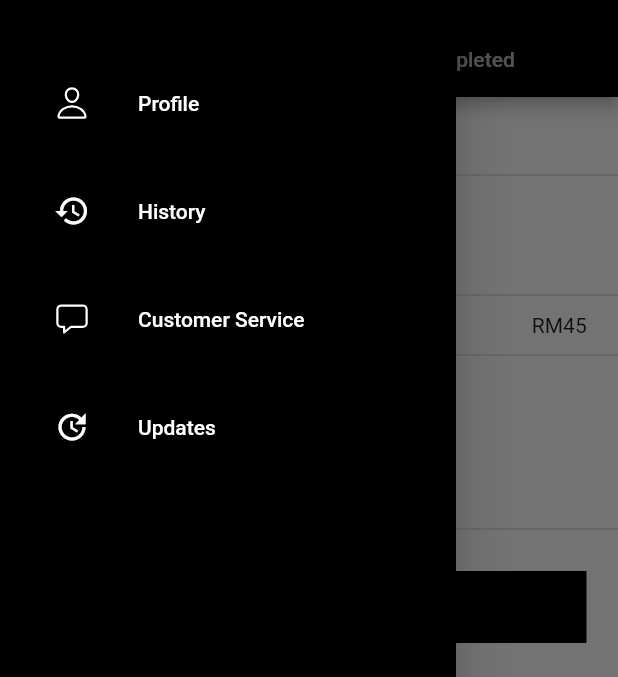
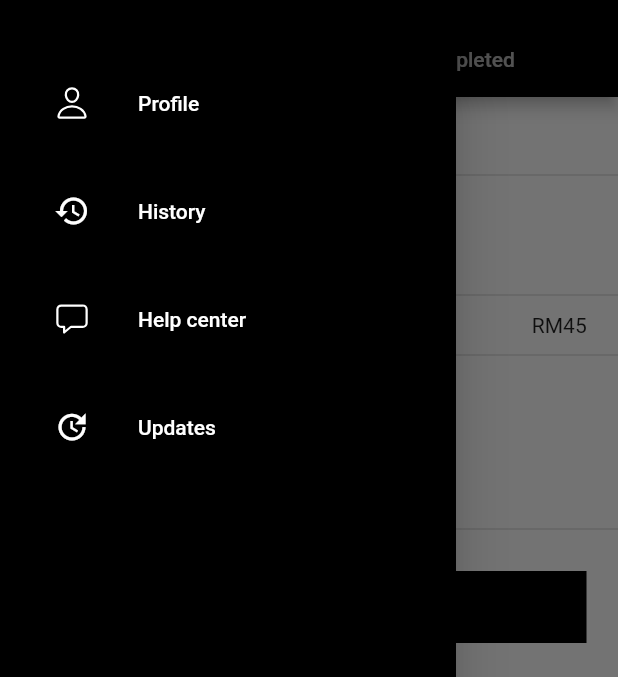
Before and after one commit to Zulfadlifauzi/riderapp, a Flutter app: the BottomTabNavigator screen opened directly, item 2 of the bottom bar chosen, with the side drawer open, on a phone screen of 412 x 824 dp, the part 59-736 px from its top. Run offline on Flutter 3.47's test engine with Material 2 defaults, Android fonts, the phone set to English and light mode, and no system bars; our stand-ins replace circular_profile_avatar, form_field_validator, geolocator, google_fonts, google_maps_flutter, ionicons and 1 more; missing offline and left inert: cron; Roboto replaces fonts that are missing (Staatliches).

Commit message:
debug delivery and helpcenter

```diff
--- a/lib/screens/delivery.dart
+++ b/lib/screens/delivery.dart
@@ -146,10 +146,7 @@ class _DeliveryScreenState extends State<DeliveryScreen> {
                                           fontWeight: FontWeight.bold),
                                     ),
                                   ),
-                                  Padding(
-                                    padding: EdgeInsets.only(left: 1),
-                                    child: Text('Menara U'),
-                                  )
+                                  Text('Menara U'),
                                 ],
                               ),
                               Divider(),
--- a/lib/screens/drawer_tab_screen/customer_service.dart
+++ b/lib/screens/drawer_tab_screen/Help_center.dart
@@ -1,14 +1,14 @@
 import 'package:flutter/material.dart';
 import 'package:google_fonts/google_fonts.dart';
 
-class CustomerServiceScreen extends StatefulWidget {
-  const CustomerServiceScreen({Key? key}) : super(key: key);
+class HelpCenterScreen extends StatefulWidget {
+  const HelpCenterScreen({Key? key}) : super(key: key);
 
   @override
   _CustomerServiceScreenState createState() => _CustomerServiceScreenState();
 }
 
-class _CustomerServiceScreenState extends State<CustomerServiceScreen> {
+class _CustomerServiceScreenState extends State<HelpCenterScreen> {
   @override
   Widget build(BuildContext context) {
     return Scaffold(
--- a/lib/widgets/drawer_tab_navigator.dart
+++ b/lib/widgets/drawer_tab_navigator.dart
@@ -1,7 +1,7 @@
 import 'package:flutter/material.dart';
 import 'package:ionicons/ionicons.dart';
 import 'package:riderapp/auth/login.dart';
-import 'package:riderapp/screens/drawer_tab_screen/customer_service.dart';
+import 'package:riderapp/screens/drawer_tab_screen/Help_center.dart';
 import 'package:riderapp/screens/history.dart';
 import 'package:riderapp/screens/notifications.dart';
 import 'package:riderapp/screens/drawer_tab_screen/profile.dart';
@@ -44,7 +44,7 @@ class _DrawerTabState extends State<DrawerTab> {
               height: 16,
             ),
             buildMenuItem(
-                text: 'Customer Service',
+                text: 'Help center',
                 icon: Ionicons.chatbox_outline,
                 onClicked: () => selectedItem(context, 2)),
             const SizedBox(
@@ -96,8 +96,8 @@ void selectedItem(BuildContext context, int index) {
       break;
 
     case 2:
-      Navigator.of(context).push(MaterialPageRoute(
-          builder: (context) => const CustomerServiceScreen()));
+      Navigator.of(context).push(
+          MaterialPageRoute(builder: (context) => const HelpCenterScreen()));
       break;
     case 3:
       Navigator.of(context)
```
Also changed, not shown: lib/screens/drawer_tab_screen/updates.dart (+4 -4 lines).
